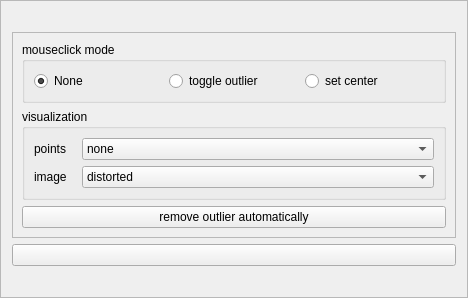
XROMMPackages/xmalab, file src/ui/ui-files/WizardUndistortionFrame.ui: the form before one commit.
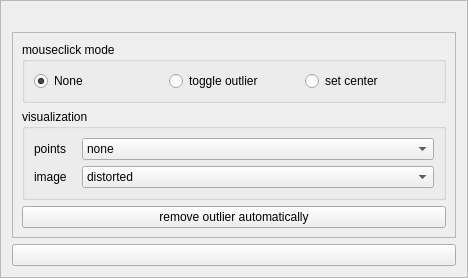
The form after the commit.

Commit message: Removed Labelplaceholder in WizardDockWidget for MacBuild. setMinimumHeight for Pushbutton

What changed in the file:
```diff
--- a/src/ui/ui-files/WizardUndistortionFrame.ui
+++ b/src/ui/ui-files/WizardUndistortionFrame.ui
@@ -231,13 +231,6 @@
      </layout>
     </widget>
    </item>
-   <item row="3" column="0">
-    <widget class="QLabel" name="label_placeholder">
-     <property name="text">
-      <string/>
-     </property>
-    </widget>
-   </item>
   </layout>
  </widget>
  <resources/>
```
The commit also changes 3 other files.
